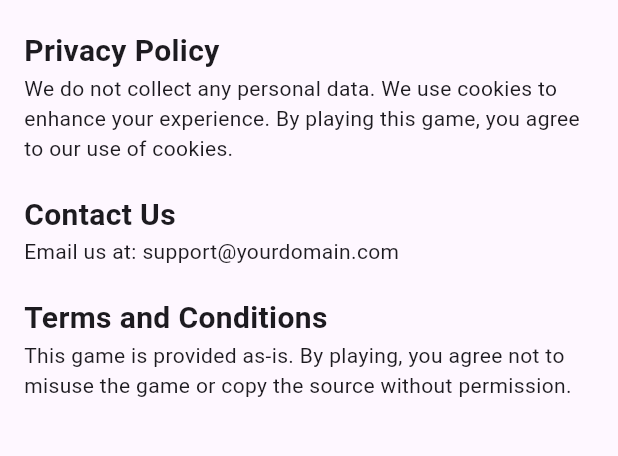
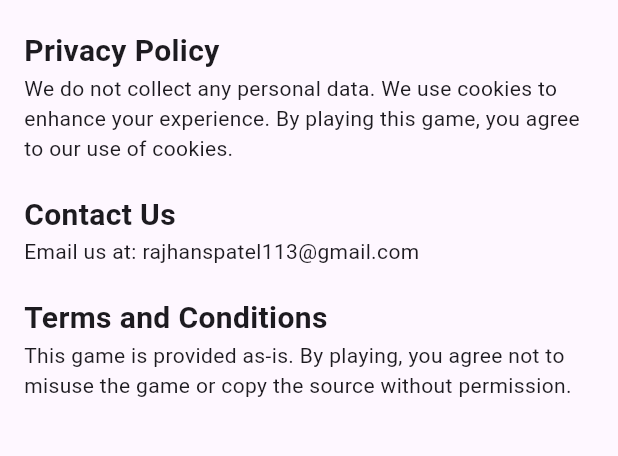
Before and after one commit to rajhanspatel/tic-tac-toe, a Flutter app: the screen it shows after launch, tab 2 chosen, on a phone screen of 412 x 824 dp, the part 341-797 px from its top. Run offline on Flutter 3.47's test engine with Material 3 defaults, Android fonts, the phone set to English and light mode, and no system bars.

Commit message:
add emil

```diff
--- a/lib/main.dart
+++ b/lib/main.dart
@@ -194,7 +194,7 @@ class InfoScreen extends StatelessWidget {
           'Contact Us',
           style: TextStyle(fontSize: 20, fontWeight: FontWeight.bold),
         ),
-        Text('Email us at: support@yourdomain.com'),
+        Text('Email us at: rajhanspatel113@gmail.com'),
         SizedBox(height: 20),
         Text(
           'Terms and Conditions',
```
